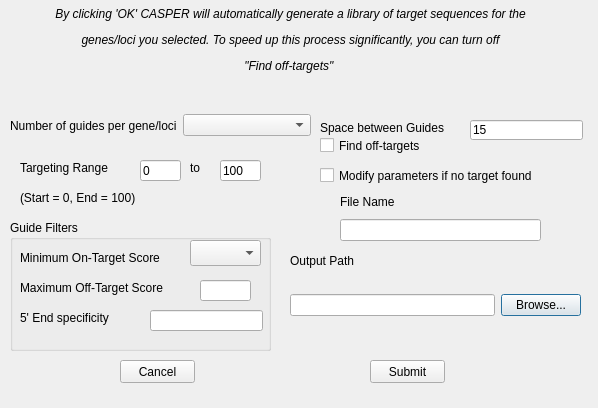
This is library_prompt.ui in TrinhLab/CASPERapp as Qt 5 draws it before an edit. The edited form follows.
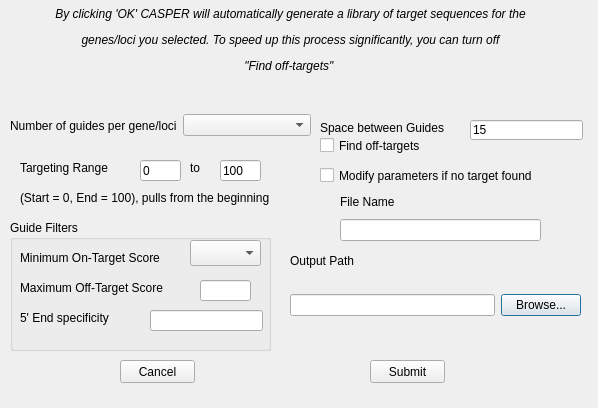
This is the edited form.

Commit message: worked more on the generate lib. It now checks for targeting range, and the beginnings of Off-Target work has been done

```diff
--- a/library_prompt.ui
+++ b/library_prompt.ui
@@ -300,12 +300,12 @@
     <rect>
      <x>20</x>
      <y>190</y>
-     <width>141</width>
+     <width>291</width>
      <height>16</height>
     </rect>
    </property>
    <property name="text">
-    <string>(Start = 0, End = 100)</string>
+    <string>(Start = 0, End = 100), pulls from the beginning</string>
    </property>
   </widget>
   <widget class="QPushButton" name="submit_button">
```
The commit also changes 4 other files.
